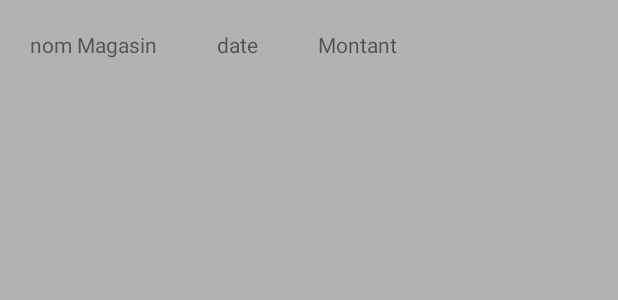
After one commit to Keouf/FinancesNous, an Android app: the layout depense_item.xml on its own in the app's theme, with its tools: preview values and no code run, on a phone screen of 412 x 824 dp. The commit adds this screen. Shown: the top 300 px of the screen. Run offline under Robolectric (Android 15) with nearby library versions, the phone set to English and light mode, and no system bars; network calls fail.

Commit message:
get 10 depenses

```diff
--- /dev/null
+++ b/app/src/main/res/layout/depense_item.xml
@@ -0,0 +1,25 @@
+<?xml version="1.0" encoding="utf-8"?>
+<LinearLayout xmlns:android="http://schemas.android.com/apk/res/android"
+    android:layout_width="match_parent"
+    android:layout_height="match_parent"
+    android:background="#b2b2b2">
+    <TextView
+        android:id="@+id/tvNom"
+        android:layout_width="wrap_content"
+        android:layout_height="wrap_content"
+        android:text="nom Magasin"
+        android:layout_margin="20dp"/>
+    <TextView
+        android:id="@+id/tvDate"
+        android:layout_width="wrap_content"
+        android:layout_height="wrap_content"
+        android:text="date"
+        android:layout_margin="20dp"/>
+
+    <TextView
+        android:id="@+id/tvMontant"
+        android:layout_width="wrap_content"
+        android:layout_height="wrap_content"
+        android:text="Montant"
+        android:layout_margin="20dp"/>
+</LinearLayout>
```
Also changed, not shown: app/src/main/java/classes/DepenseAdapter.java (added, +40 -0 lines), app/src/main/java/classes/JsonConverter.java (+10 -0 lines), app/src/main/java/com/example/pcportablevidjay/financesnous/Accueil_Activity.java (+12 -0 lines), app/src/main/res/layout/content_accueil.xml (+16 -0 lines).
